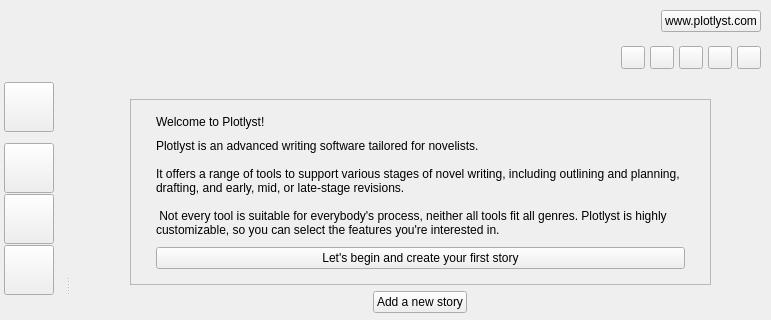
This is ui/home_view.ui in zkovari/plotlyst as Qt 5 draws it before an edit; both pictures show x 0 to 771 and y 0 to 320 of the 771 by 492 pixel window. The edited form follows.
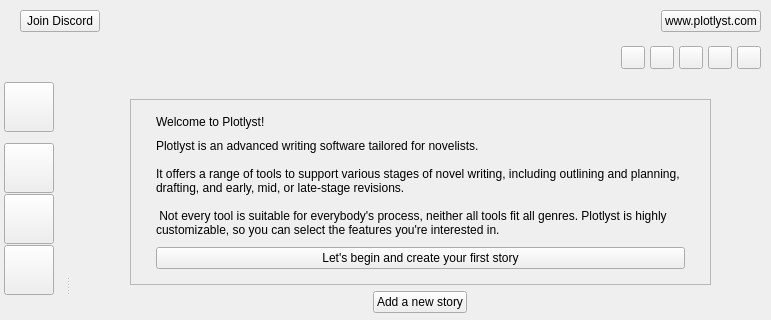
This is the edited form.

Commit message: Add discord button and action

```diff
--- a/ui/home_view.ui
+++ b/ui/home_view.ui
@@ -50,6 +50,24 @@
       <property name="bottomMargin">
        <number>0</number>
       </property>
+      <item>
+       <layout class="QHBoxLayout" name="horizontalLayout_12">
+        <property name="leftMargin">
+         <number>20</number>
+        </property>
+        <item alignment="Qt::AlignLeft">
+         <widget class="QPushButton" name="btnJoinDiscord">
+          <property name="cursor">
+           <cursorShape>PointingHandCursor</cursorShape>
+          </property>
+          <property name="text">
+           <string>Join Discord</string>
+          </property>
+          <property name="transparent" stdset="0">
+           <bool>true</bool>
+          </property>
+         </widget>
+        </item>
       <item alignment="Qt::AlignRight">
        <widget class="QPushButton" name="btnWebsite">
         <property name="cursor">
@@ -62,6 +80,8 @@
          <bool>true</bool>
         </property>
        </widget>
+        </item>
+       </layout>
       </item>
       <item alignment="Qt::AlignHCenter">
        <widget class="QLabel" name="lblBanner">
```
Lines whose indentation alone changed are shown as unchanged. The commit also changes 4 other files.
